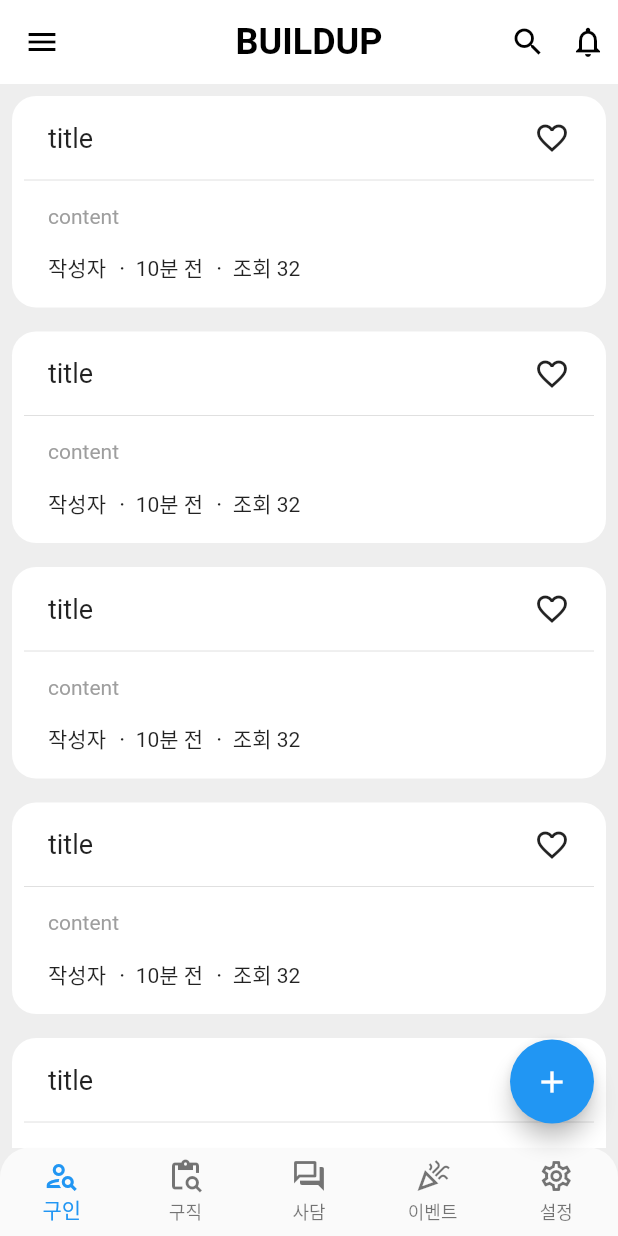
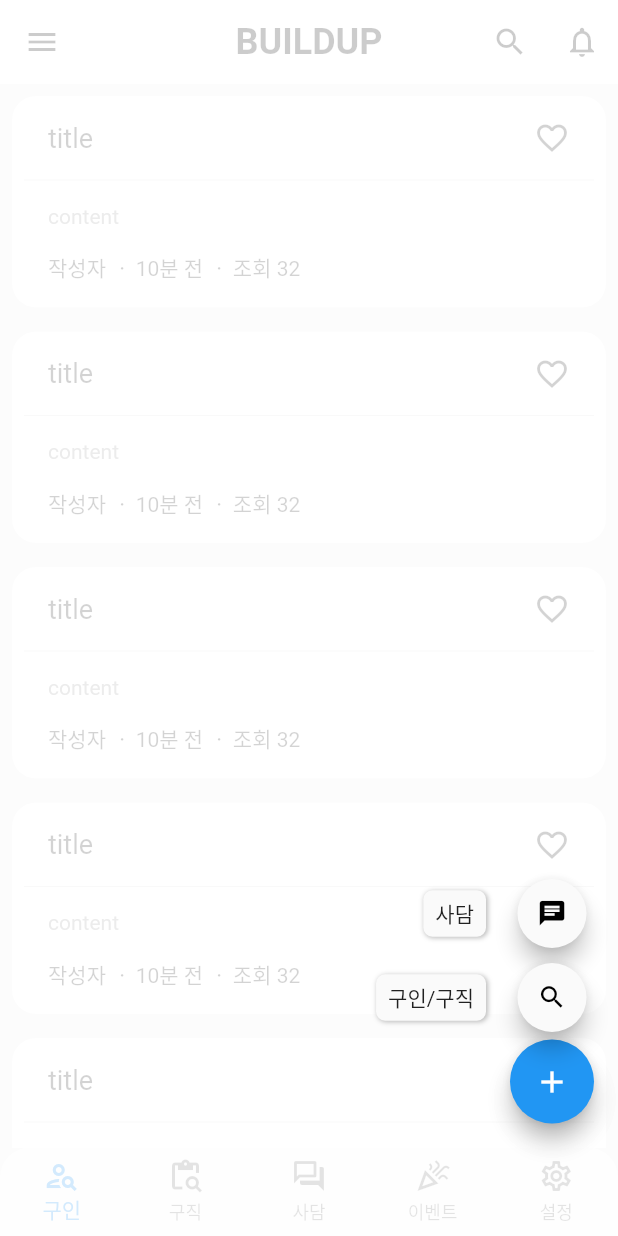
Before and after one commit to Trouble-makerz/buildup-flutter, a Flutter app: the screen it shows after launch, after a tap on the "add" icon, on a phone screen of 412 x 824 dp. Run offline on Flutter 3.47's test engine with Material 2 defaults, Android fonts, the light colour scheme and no system bars; drawn by our look-alikes of flutter_speed_dial.

Commit message:
Feat: add write post page
게시글 등록 페이지 추가

```diff
--- a/lib/page/home_page.dart
+++ b/lib/page/home_page.dart
@@ -1,11 +1,14 @@
 
 import 'package:flutter/material.dart';
+import 'package:flutter_speed_dial/flutter_speed_dial.dart';
 
 import '../screen/event_screen.dart';
 import '../screen/free_talk_screen.dart';
 import '../screen/setting_screen.dart';
 import '../screen/want_job_screen.dart';
 import '../screen/want_people_screen.dart';
+import 'notification_page.dart';
+import 'write_post_page.dart';
 
 class HomePage extends StatefulWidget {
   const HomePage({Key? key}) : super(key: key);
@@ -43,22 +46,18 @@
           title: Text('BUILDUP', style: TextStyle(fontSize: 24, fontWeight: FontWeight.bold),),
           centerTitle: true,
           actions: [
-            Padding(
-              padding: const EdgeInsets.all(8.0),
-              child: Icon(Icons.search),
-            ),
-            Padding(
-              padding: const EdgeInsets.all(8.0),
-              child: Icon(Icons.notifications_outlined),
-            ),
+            IconButton(onPressed: (){}, icon: Icon(Icons.search)),
+            IconButton(onPressed: (){
+              Navigator.push(
+                context,
+                MaterialPageRoute(builder: (context) => const NotificationPage()),
+              );
+            }, icon: Icon(Icons.notifications_outlined)),
           ],
         ),
         drawer: Drawer(),
         body: screens[_selectedIdx],
-        floatingActionButton: FloatingActionButton(
-          onPressed: () {},
-          child: Icon(Icons.add),
-        ),
+        floatingActionButton: floatingButtons(context),
         bottomNavigationBar: ClipRRect(
           borderRadius: BorderRadius.only(
             topRight: Radius.circular(20),
@@ -82,3 +81,33 @@
     );
   }
 }
+
+Widget? floatingButtons(context) {
+  return SpeedDial(
+    icon: Icons.add,
+    visible: true,
+    curve: Curves.bounceIn,
+    children: [
+      SpeedDialChild(
+        child: Icon(Icons.search),
+        label: '구인/구직',
+        onTap: (){
+          Navigator.push(
+            context,
+            MaterialPageRoute(builder: (context) => const WritePostPage(category: '구인/구직')),
+          );
+        },
+      ),
+      SpeedDialChild(
+        child: Icon(Icons.chat),
+        label: '사담',
+        onTap: (){
+          Navigator.push(
+            context,
+            MaterialPageRoute(builder: (context) => const WritePostPage(category: '사담')),
+          );
+        },
+      ),
+    ],
+  );
+}
--- a/lib/page/post_detail_page.dart
+++ b/lib/page/post_detail_page.dart
@@ -14,7 +14,7 @@
         backgroundColor: Colors.white,
         foregroundColor: Colors.black,
         elevation: 0,
-        title: Text('(구인/구직/사담)'),
+        title: Text('(구인/구직/사담)', style: TextStyle(fontWeight: FontWeight.bold),),
         centerTitle: true,
       ),
       body: ListView(
--- a/pubspec.yaml
+++ b/pubspec.yaml
@@ -36,6 +36,7 @@
   # The following adds the Cupertino Icons font to your application.
   # Use with the CupertinoIcons class for iOS style icons.
   cupertino_icons: ^1.0.2
+  flutter_speed_dial: ^6.2.0      # fab
 
 dev_dependencies:
   flutter_test:
```
Also changed, not shown: lib/page/notification_page.dart (added, +25 -0 lines), lib/page/write_post_page.dart (added, +162 -0 lines), pubspec.lock.
